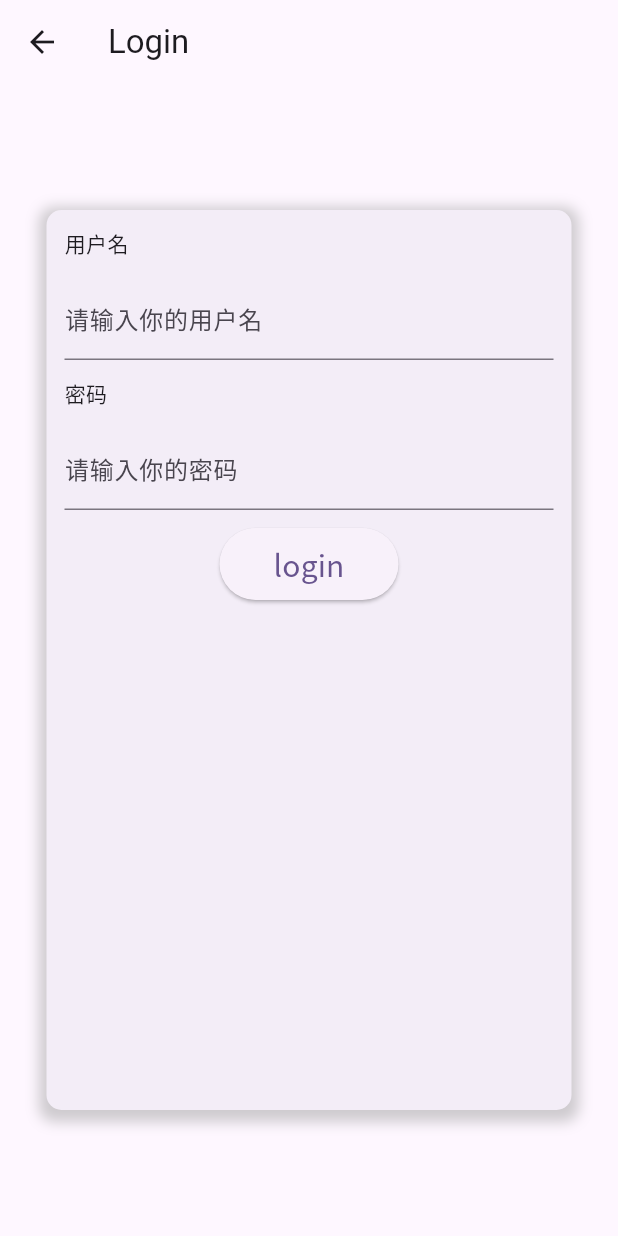
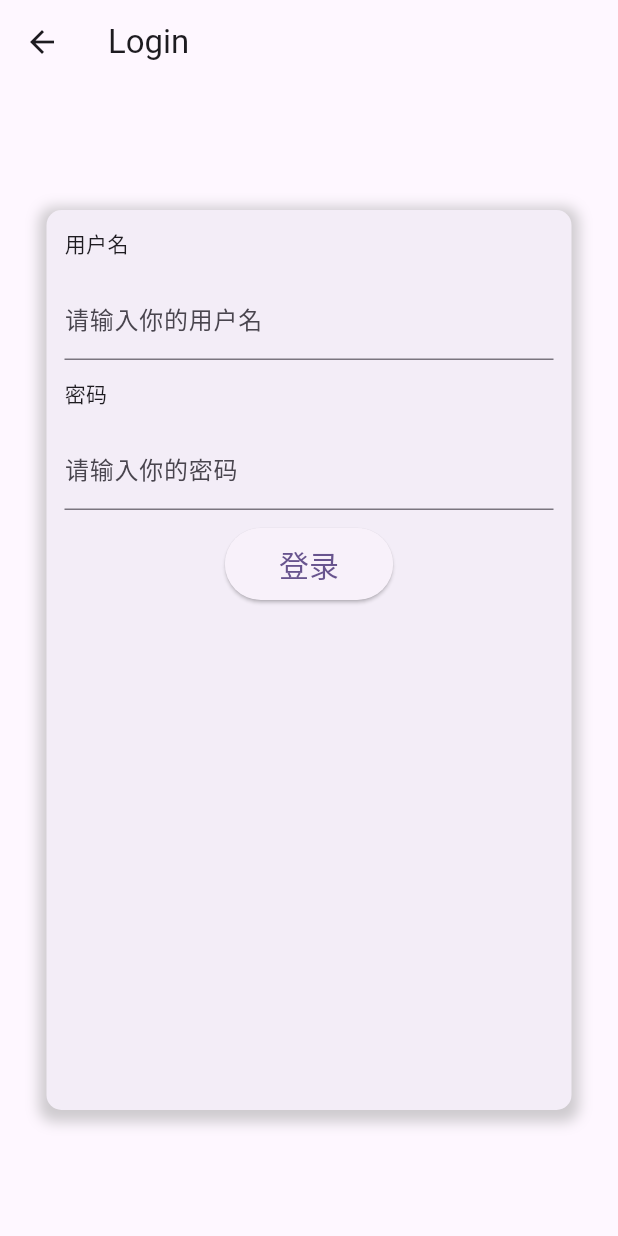
Before and after one commit to 2b-creator/hanhai, a Flutter app: the LoginPage screen opened directly, on a phone screen of 412 x 824 dp. Run offline on Flutter 3.47's test engine with Material 3 defaults, Android fonts, the phone set to English and light mode, and no system bars; our stand-ins replace dio, fluttertoast, google_fonts, webview_flutter; missing offline and left inert: device_uuid, flutter_pdfview, matrix.

Commit message:
forget cm

```diff
--- a/lib/chater/room_page.dart
+++ b/lib/chater/room_page.dart
@@ -341,7 +341,7 @@ class _LoginWidget extends State<LoginPage> {
                                 : TextButton(
                                     onPressed: _loginEvent,
                                     child: Text(
-                                      "login",
+                                      "登录",
                                       style: GoogleFonts.notoSansSc(
                                           textStyle:
                                               const TextStyle(fontSize: 20)),
```
